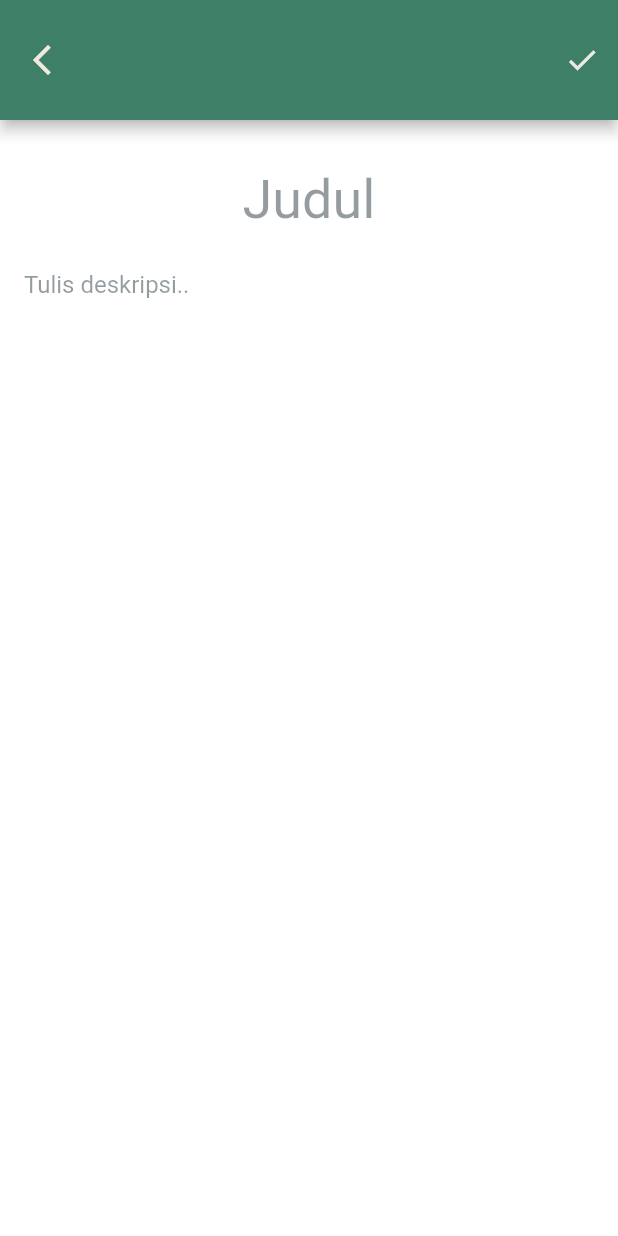
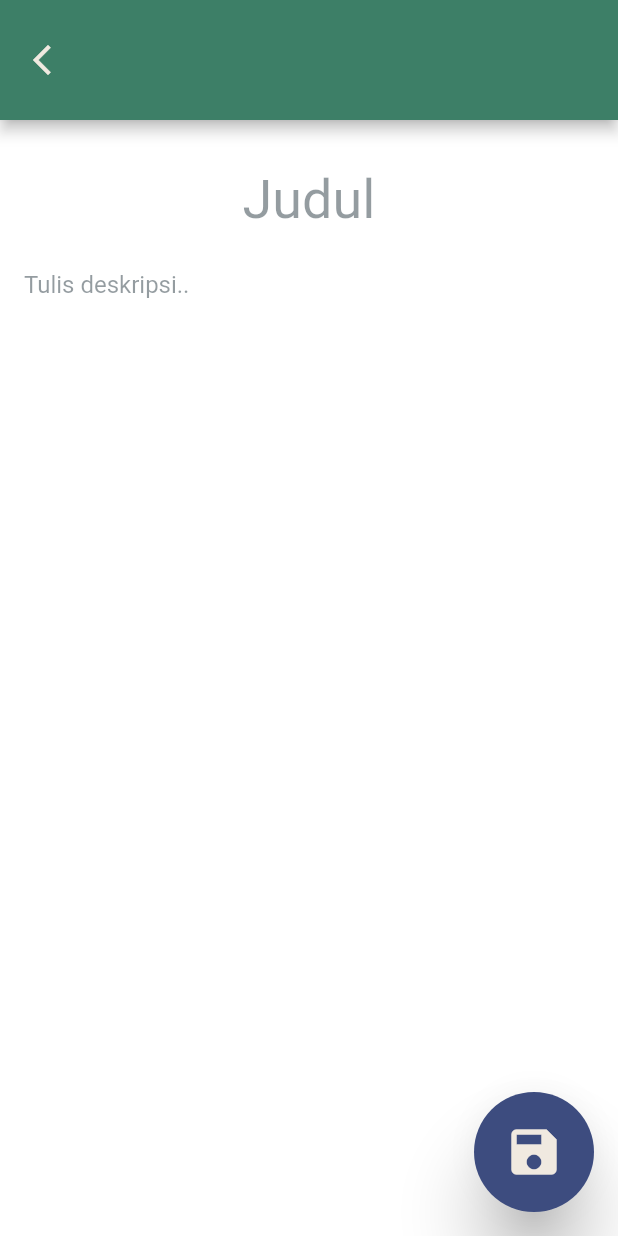
Before and after one commit to daivalf/notes-app, a Flutter app: the EditScreen screen opened directly, on a phone screen of 412 x 824 dp. Run offline on Flutter 3.47's test engine with Material 2 defaults, Android fonts, the light colour scheme and no system bars.

Commit message:
change save location and add delete button

```diff
--- a/note_app-starter/lib/screens/edit.dart
+++ b/note_app-starter/lib/screens/edit.dart
@@ -36,14 +36,12 @@ if(widget.note != null) {
           onPressed: () => Navigator.pop(context),
           icon: new Icon(Icons.arrow_back_ios_new, color: Color(0xFFF0E9E0),)
           ),
-        actions: [
-          IconButton(onPressed: () {
-            Navigator.pop(context, [
-              _titleController.text,
-              _contentController.text,
-            ]);
+        actions: <Widget>[
+          if (widget.note != null)
+          IconButton(onPressed: (){
+            // isi dengan delete
           },
-          icon: Icon(Icons.check, color: Color(0xFFF0E9E0),)
+            icon: Icon(Icons.delete, color: Color(0xFFF0E9E0),)
           ),
         ],
       ),
@@ -83,6 +81,24 @@ if(widget.note != null) {
           ],
         ),
       ),
+      floatingActionButton: Container(
+        height: 80,
+        width: 80,
+        child: FloatingActionButton(onPressed: () {
+            Navigator.pop(context, [
+              _titleController.text,
+              _contentController.text,
+            ]);
+        },
+        elevation: 20,
+        backgroundColor: Color(0xFF3D4C7F),
+        child: Icon(
+          Icons.save,
+          size: 40,
+          color: Color(0xFFF0E9E0),
+          ),
+        ),
+      ),
     );
   }
 }
```
